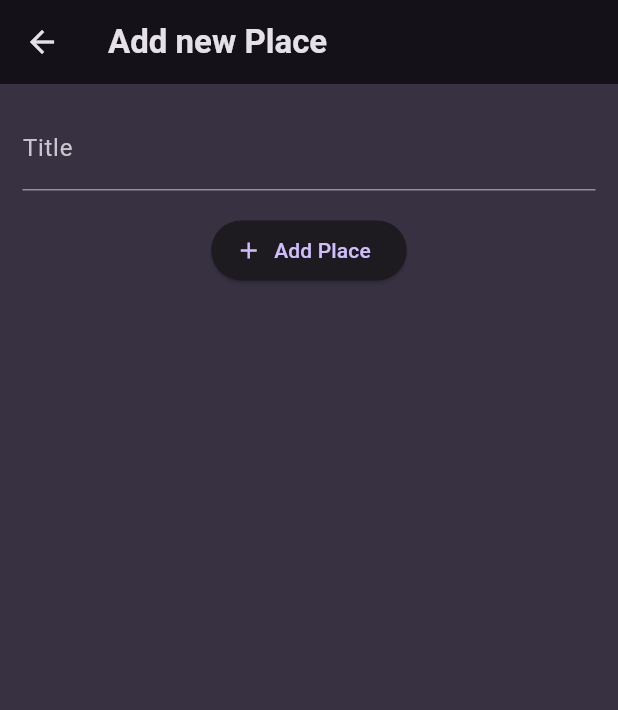
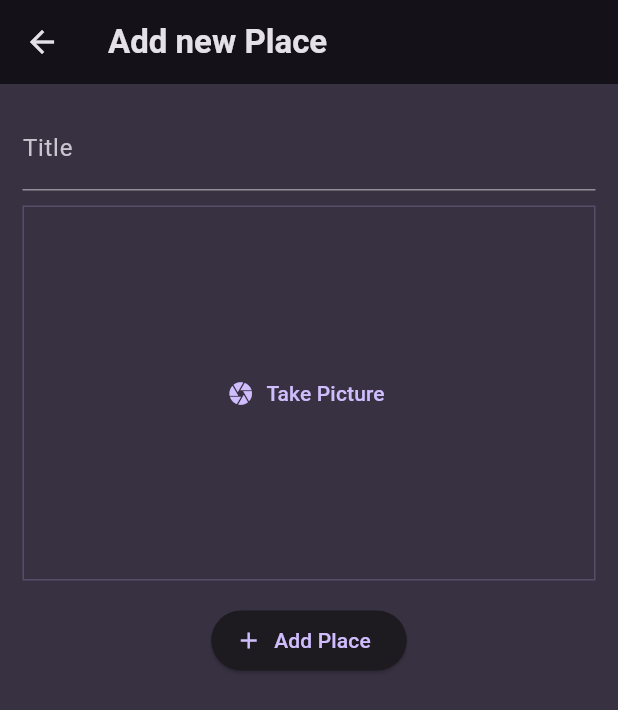
Before and after one commit to muhammed-suhaid/Snap_Savor, a Flutter app: the AddPlaceScreen screen opened directly, on a phone screen of 412 x 824 dp. Shown: the top 710 px of the screen. Run offline on Flutter 3.47's test engine with Material 3 defaults, Android fonts, the phone set to English and light mode, and no system bars; our stand-ins replace flutter_riverpod, google_fonts.

Commit message:
Created a image input widget for taking picture

```diff
--- a/lib/screens/add_place.dart
+++ b/lib/screens/add_place.dart
@@ -1,6 +1,7 @@
 import 'package:flutter/material.dart';
 import 'package:flutter_riverpod/flutter_riverpod.dart';
 import 'package:snap_savor/providers/user_places.dart';
+import 'package:snap_savor/widgets/image_input.dart';
 
 class AddPlaceScreen extends ConsumerStatefulWidget {
   const AddPlaceScreen({super.key});
@@ -47,6 +48,8 @@
                 color: Theme.of(context).colorScheme.onBackground,
               ),
             ),
+            const SizedBox(height: 10),
+            ImageInput(),
             const SizedBox(height: 16),
             ElevatedButton.icon(
               onPressed: _savePlace,
--- /dev/null
+++ b/lib/widgets/image_input.dart
@@ -0,0 +1,30 @@
+import 'package:flutter/material.dart';
+
+class ImageInput extends StatefulWidget {
+  const ImageInput({super.key});
+
+  @override
+  State<ImageInput> createState() => _ImageInputState();
+}
+
+class _ImageInputState extends State<ImageInput> {
+  @override
+  Widget build(BuildContext context) {
+    return Container(
+      height: 250,
+      width: double.infinity,
+      alignment: Alignment.center,
+      decoration: BoxDecoration(
+        border: Border.all(
+          width: 1,
+          color: Theme.of(context).colorScheme.primary.withOpacity(0.2),
+        ),
+      ),
+      child: TextButton.icon(
+        onPressed: () {},
+        icon: const Icon(Icons.camera),
+        label: const Text('Take Picture'),
+      ),
+    );
+  }
+}
```
